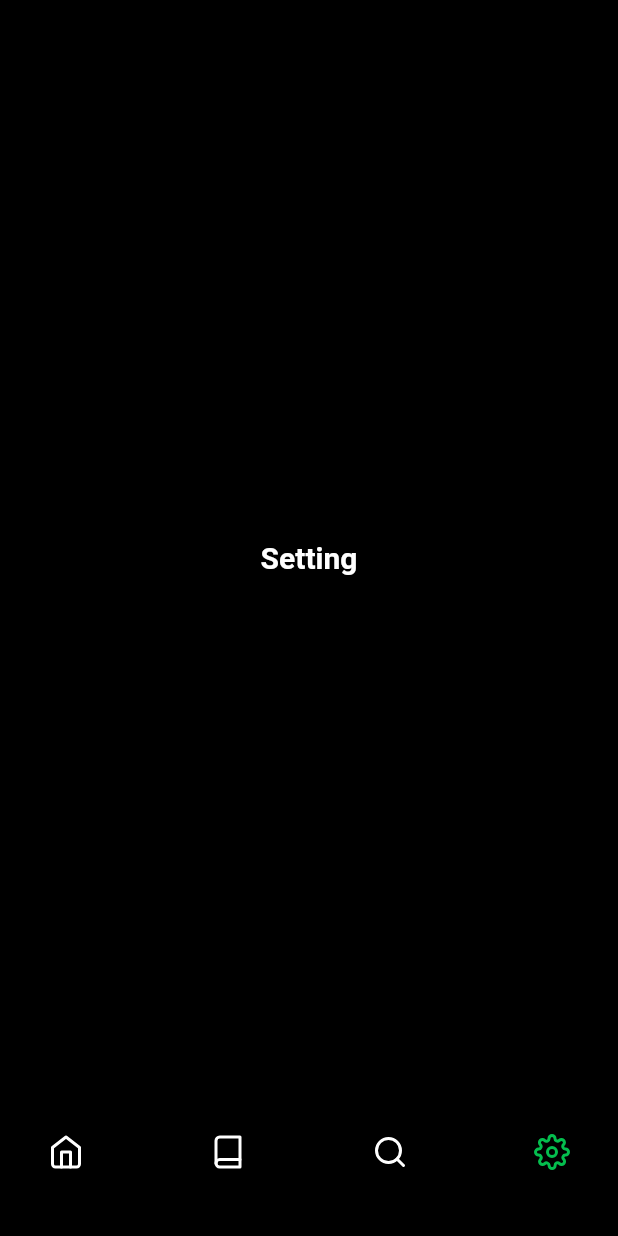
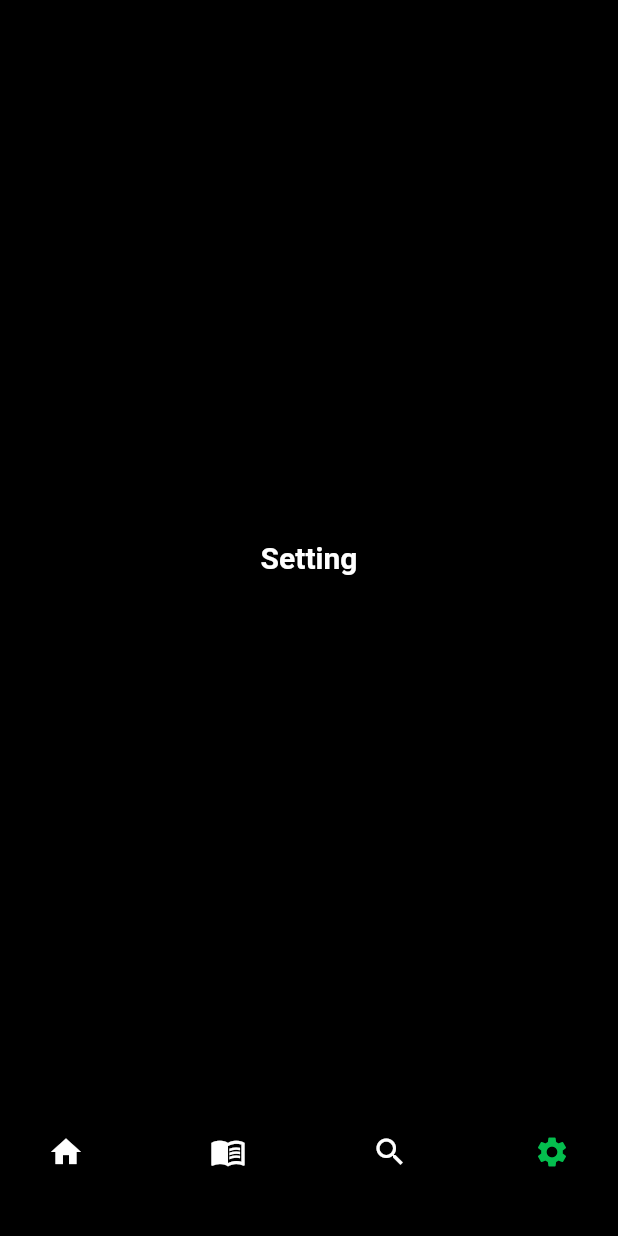
Before and after one commit to cesarmartins1245/pod-class, a Flutter app: the screen it shows after launch, item 4 of the bottom bar chosen, on a phone screen of 412 x 824 dp. Run offline on Flutter 3.47's test engine with Material 2 defaults, Android fonts, the phone set to English and light mode, and no system bars; our stand-ins replace audio_video_progress_bar, audioplayers, page_transition, youtube_player_flutter.

```diff
--- a/lib/json/songs_json.dart
+++ b/lib/json/songs_json.dart
@@ -24,7 +24,10 @@ const List songs = [
     "song_count": "100 songs",
     "date": "about 19 hr",
     "color": Color(0xFFf69129),
-    "song_url": "songs/1.mp3",
+    // "song_url": "songs/1.mp3",
+    // "song_url":
+    //     "https://rr2---sn-vnpgoxucg-2xue.googlevideo.com/videoplayback?expire=1661546316&ei=7NoIY-KDK8qDobIP3s6XmAI&ip=2804%3A4b0%3A1237%3A5e00%3Ad89%3A2c0%3Aa008%3A35aa&id=o-AEla4fmVV3FUM5zx4PvyoWF0DHYb7RMgUq6PnpIwbd5Z&itag=22&source=youtube&requiressl=yes&mh=hI&mm=31%2C29&mn=sn-vnpgoxucg-2xue%2Csn-bg07dnks&ms=au%2Crdu&mv=m&mvi=2&pl=40&initcwndbps=1432500&vprv=1&mime=video%2Fmp4&ns=3sNybstwwXbb7PMdAuoQs3wH&cnr=14&ratebypass=yes&dur=35.990&lmt=1660339789789107&mt=1661524397&fvip=5&fexp=24001373%2C24007246&c=WEB&rbqsm=fr&txp=5432434&n=N2VPylFQG0uOW_-gxnmK&sparams=expire%2Cei%2Cip%2Cid%2Citag%2Csource%2Crequiressl%2Cvprv%2Cmime%2Cns%2Ccnr%2Cratebypass%2Cdur%2Clmt&sig=AOq0QJ8wRAIgUozy9ImiQLF3yz8fgn3JW7RoSDYcMW_6PBWBvUwY188CIAKRPp-QSytSALB5ObLobkTGg2TQSgewUUrCcPBOBji8&lsparams=mh%2Cmm%2Cmn%2Cms%2Cmv%2Cmvi%2Cpl%2Cinitcwndbps&lsig=AG3C_xAwRQIhAN1GuSWxQB88MP9kSK8s3GXRPRv2XNzIe0opKev8UcLQAiAlBWz8Ev_iSfa38UUZN7PEgW_8drg-IGM1WkhoGlGeDw%3D%3D",
+    "song_url": "https://www.soundhelix.com/examples/mp3/SoundHelix-Song-1.mp3",
     "songs": [
       {"title": "Imagination", "duration": "1:21"},
       {"title": "Home_", "duration": "2:17"},
--- a/lib/ui/album_page/album_page.dart
+++ b/lib/ui/album_page/album_page.dart
@@ -1,7 +1,6 @@
 // ignore_for_file: prefer_const_constructors
 
 import 'package:flutter/material.dart';
-import 'package:flutter_icons/flutter_icons.dart';
 import 'package:page_transition/page_transition.dart';
 import 'package:pod_class/_utilitys/app_config.dart';
 import 'package:pod_class/json/songs_json.dart';
@@ -234,7 +233,7 @@ class _AlbumPageState extends State<AlbumPage> {
                     }),
                 IconButton(
                     icon: Icon(
-                      Feather.more_vertical,
+                      Icons.more_vert,
                       color: white,
                     ),
                     onPressed: () {
--- a/lib/ui/home_page/home_page.dart
+++ b/lib/ui/home_page/home_page.dart
@@ -1,7 +1,6 @@
-// ignore_for_file: prefer_const_constructors, use_key_in_widget_constructors
+// ignore_for_file: prefer_const_constructors, use_key_in_widget_constructors, library_private_types_in_public_api
 
 import 'package:flutter/material.dart';
-import 'package:flutter_icons/flutter_icons.dart';
 import 'package:page_transition/page_transition.dart';
 import 'package:pod_class/_utilitys/app_config.dart';
 import 'package:pod_class/json/songs_json.dart';
@@ -40,7 +39,7 @@ class _HomePageState extends State<HomePage> {
               style: TextStyle(
                   fontSize: 20, color: white, fontWeight: FontWeight.bold),
             ),
-            Icon(Entypo.list)
+            Icon(Icons.list),
           ],
         ),
       ),
--- a/lib/ui/root_app/root_app.dart
+++ b/lib/ui/root_app/root_app.dart
@@ -1,7 +1,6 @@
 // ignore_for_file: prefer_const_constructors
 
 import 'package:flutter/material.dart';
-import 'package:flutter_icons/flutter_icons.dart';
 import 'package:pod_class/ui/home_page/home_page.dart';
 
 import '../../_utilitys/app_config.dart';
@@ -56,10 +55,10 @@ class _RootAppState extends State<RootApp> {
 
   Widget getFooter() {
     List items = [
-      Feather.home,
-      Feather.book,
-      Feather.search,
-      Feather.settings,
+      Icons.home,
+      Icons.menu_book,
+      Icons.search,
+      Icons.settings,
     ];
     return Container(
       height: 80,
--- a/pubspec.yaml
+++ b/pubspec.yaml
@@ -46,7 +46,7 @@ dependencies:
   audio_video_progress_bar: ^0.10.0
   flutter_vlc_player: ^7.1.5
   flutter_icons: ^1.1.0
-  page_transition: "^1.1.7+6"
+  page_transition: ^2.0.9
   audioplayers: ^0.18.0
 
 dev_dependencies:
```
Also changed, not shown: lib/ui/music_detail_page/music_detail_page.dart (+11 -13 lines), pubspec.lock.
